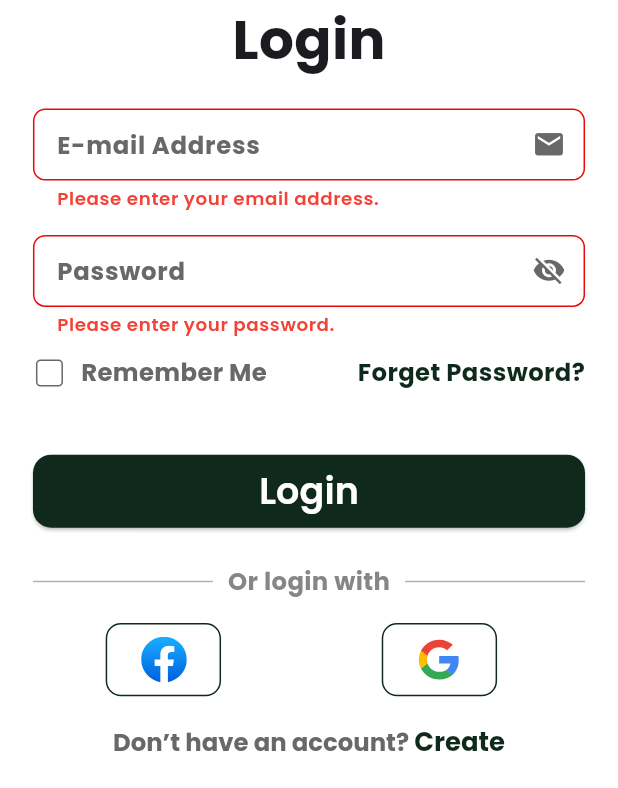
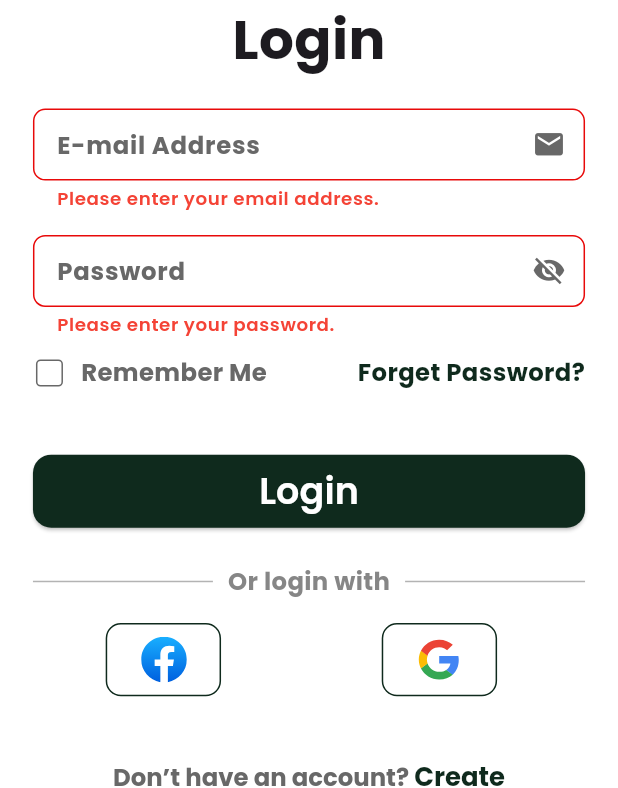
Before and after one commit to mohamedqandill/TradeHub, a Flutter app: the screen it shows after launch, after a tap on "Skip", after a tap on "Login", on a phone screen of 412 x 824 dp, the part 448-1236 px from its top. Run offline on Flutter 3.47's test engine with Material 3 defaults, Android fonts, the phone set to English and light mode, and no system bars; our stand-ins replace bloc, device_preview, dio, easy_localization, firebase_auth, firebase_core and 15 more; missing offline and left inert: animated_snack_bar, flutter_facebook_auth; accounts and stored records are empty; generated files the repository leaves out were written again; network calls fail.

Commit message:
fix: update screen transition and notifications ui

```diff
--- /dev/null
+++ b/lib/core/extensions/screen_route_transition.dart
@@ -0,0 +1,100 @@
+import 'package:flutter/material.dart';
+
+enum TransitionType {
+  fade,
+  slideRight,
+  slideLeft,
+  slideUp,
+  slideDown,
+  scale,
+  rotation,
+  size,
+  combined, // fade + slide
+}
+
+extension PageTransitions on Widget {
+  PageRouteBuilder customRoute({
+    RouteSettings? settings,
+    Duration duration = const Duration(milliseconds: 400),
+    TransitionType type = TransitionType.fade,
+  }) {
+    return PageRouteBuilder(
+      settings: settings,
+      pageBuilder: (context, animation, secondaryAnimation) => this,
+      transitionDuration: duration,
+      transitionsBuilder: (context, animation, secondaryAnimation, child) {
+        final curve =
+            CurvedAnimation(parent: animation, curve: Curves.easeInOut);
+
+        switch (type) {
+          case TransitionType.fade:
+            return FadeTransition(opacity: curve, child: child);
+
+          case TransitionType.slideRight:
+            return SlideTransition(
+              position:
+                  Tween<Offset>(begin: const Offset(1, 0), end: Offset.zero)
+                      .animate(curve),
+              child: child,
+            );
+
+          case TransitionType.slideLeft:
+            return SlideTransition(
+              position:
+                  Tween<Offset>(begin: const Offset(-1, 0), end: Offset.zero)
+                      .animate(curve),
+              child: child,
+            );
+
+          case TransitionType.slideUp:
+            return SlideTransition(
+              position:
+                  Tween<Offset>(begin: const Offset(0, 1), end: Offset.zero)
+                      .animate(curve),
+              child: child,
+            );
+
+          case TransitionType.slideDown:
+            return SlideTransition(
+              position:
+                  Tween<Offset>(begin: const Offset(0, -1), end: Offset.zero)
+                      .animate(curve),
+              child: child,
+            );
+
+          case TransitionType.scale:
+            return ScaleTransition(
+              scale: Tween<double>(begin: 0.8, end: 1.0).animate(curve),
+              child: child,
+            );
+
+          case TransitionType.rotation:
+            return RotationTransition(
+              turns: Tween<double>(begin: 0.5, end: 1.0).animate(curve),
+              child: child,
+            );
+
+          case TransitionType.size:
+            return Align(
+              child: SizeTransition(
+                sizeFactor: curve,
+                axis: Axis.vertical,
+                child: child,
+              ),
+            );
+
+          case TransitionType.combined:
+            return FadeTransition(
+              opacity: curve,
+              child: SlideTransition(
+                position:
+                    Tween<Offset>(begin: const Offset(0, 1), end: Offset.zero)
+                        .animate(curve),
+                child: child,
+              ),
+            );
+        }
+      },
+    );
+  }
+}
--- a/lib/core/routes/app_routes.dart
+++ b/lib/core/routes/app_routes.dart
@@ -1,61 +1,72 @@
 import 'package:flutter/material.dart';
+import 'package:tradehub/core/extensions/screen_route_transition.dart';
 import 'package:tradehub/core/routes/routes.dart';
 
-import '../../features//onBoarding/view/on_boarding_view.dart';
 import '../../features/authentication/presentation/forget password/view/forget_password_screen.dart';
 import '../../features/authentication/presentation/login/view/login_screen.dart';
 import '../../features/authentication/presentation/new password/view/new_password_screen.dart';
 import '../../features/authentication/presentation/register/view/register_screen.dart';
 import '../../features/authentication/presentation/verify email/view/verify_email_screen.dart';
+import '../../features/onBoarding/view/on_boarding_view.dart';
 import '../../features/splash/splash_screen.dart';
 
 abstract class AppRoutes {
   static Route<dynamic> getRoutes(RouteSettings settings) {
     switch (settings.name) {
+      // OnBoarding → SlideRight
       case Routes.onBoarding:
-        return MaterialPageRoute(
-          builder: (context) => const OnBoardingView(),
+        return const OnBoardingView().customRoute(
+          settings: settings,
+          type: TransitionType.slideRight,
         );
+
+      // Splash → Fade
       case Routes.splash:
-        return MaterialPageRoute(
-          builder: (context) => const SplashScreen(),
+        return const SplashScreen().customRoute(
+          settings: settings,
+          type: TransitionType.fade,
         );
+
+      // Login → Fade
       case Routes.login:
-        return MaterialPageRoute(
-          builder: (context) => const LoginScreen(),
+        return const LoginScreen().customRoute(
+          settings: settings,
+          type: TransitionType.fade,
         );
+
+      // Register → SlideLeft
       case Routes.signUp:
-        return MaterialPageRoute(
-          builder: (context) => const RegisterScreen(),
+        return const RegisterScreen().customRoute(
+          settings: settings,
+          type: TransitionType.slideLeft,
         );
+
+      // Forget Password → Fade
       case Routes.forgetPassword:
-        return MaterialPageRoute(
-          builder: (context) => const ForgetPasswordScreen(),
+        return const ForgetPasswordScreen().customRoute(
+          settings: settings,
+          type: TransitionType.fade,
         );
+
+      // Verify Email → SlideUp
       case Routes.verifyEmail:
-        return MaterialPageRoute(
+        return const VerifyEmailScreen().customRoute(
           settings: settings,
-          builder: (context) => const VerifyEmailScreen(),
+          type: TransitionType.fade,
         );
+
+      // New Password → SlideUp
       case Routes.newPassword:
-        return MaterialPageRoute(
+        return const NewPasswordScreen().customRoute(
           settings: settings,
-          builder: (context) => const NewPasswordScreen(),
+          type: TransitionType.fade,
         );
+
+      // Default → Undefined
       default:
         return MaterialPageRoute(
           builder: (context) => const UnDefined(),
         );
-      // case Routes.login:
-      //   return MaterialPageRoute(builder: (context) => ,);
-      // case Routes.signUp:
-      //   return MaterialPageRoute(builder: (context) => ,);
-      // case Routes.successfulNewPassword:
-      //   return MaterialPageRoute(builder: (context) => ,);
-      // case Routes.verifyEmail:
-      //   return MaterialPageRoute(builder: (context) => ,);
-      // case Routes.forgetPassword:
-      //   return MaterialPageRoute(builder: (context) => ,);
     }
   }
 }
@@ -65,6 +76,8 @@ class UnDefined extends StatelessWidget {
 
   @override
   Widget build(BuildContext context) {
-    return const Placeholder();
+    return const Scaffold(
+      body: Center(child: Text("Route Not Defined")),
+    );
   }
 }
--- a/lib/features/authentication/presentation/forget password/bloc/forget_password_bloc.dart
+++ b/lib/features/authentication/presentation/forget password/bloc/forget_password_bloc.dart
@@ -15,15 +15,14 @@ part 'forget_password_state.dart';
 class ForgetPasswordBloc
     extends Bloc<ForgetPasswordEvent, ForgetPasswordState> {
   final SendOTPUseCase _sendOTPUseCase;
-  final TextEditingController? email = TextEditingController();
+  final TextEditingController email = TextEditingController();
   final formKey = GlobalKey<FormState>();
 
   ForgetPasswordBloc(this._sendOTPUseCase)
       : super(const ForgetPasswordState.initial()) {
     on<SendOTP>((event, emit) async {
       emit(state.copyWith(forgetPasswordState: RequestStates.loading));
-      var result =
-          await _sendOTPUseCase.call(email: email?.text ?? event.email!);
+      var result = await _sendOTPUseCase.call(email: event.email ?? email.text);
       switch (result) {
         case Success():
           emit(state.copyWith(
--- a/lib/features/authentication/presentation/login/view/widgets/login_view_body.dart
+++ b/lib/features/authentication/presentation/login/view/widgets/login_view_body.dart
@@ -79,7 +79,8 @@ class _LoginViewBodyState extends State<LoginViewBody> {
         child: BlocBuilder<LoginBloc, LoginState>(
           builder: (context, state) {
             var bloc = BlocProvider.of<LoginBloc>(context);
-            return Form(
+            return SingleChildScrollView(
+              child: Form(
                 key: bloc.formKey,
                 child: AutofillGroup(
                   child: Column(
@@ -148,9 +149,11 @@ class _LoginViewBodyState extends State<LoginViewBody> {
                                   child: Checkbox(
                                     visualDensity:
                                         const VisualDensity(horizontal: -4),
-                                  side: const BorderSide(color: AppColors.grey),
+                                    side:
+                                        const BorderSide(color: AppColors.grey),
                                     shape: RoundedRectangleBorder(
-                                      borderRadius: BorderRadius.circular(3.r)),
+                                        borderRadius:
+                                            BorderRadius.circular(3.r)),
                                     value: bloc.isRememberMe,
                                     checkColor: AppColors.white,
                                     activeColor: context.mainColor,
@@ -175,8 +178,8 @@ class _LoginViewBodyState extends State<LoginViewBody> {
                                       context, Routes.forgetPassword),
                                   child: Text(
                                     LocaleKeys.forgetPassword.tr(),
-                                  style:
-                                      base.theme.textTheme.bodyMedium!.copyWith(
+                                    style: base.theme.textTheme.bodyMedium!
+                                        .copyWith(
                                       color: context.mainColor,
                                     ),
                                   ),
@@ -210,7 +213,8 @@ class _LoginViewBodyState extends State<LoginViewBody> {
                                       .copyWith(
                                           color: context.isDarkMode
                                               ? AppColors.white
-                                            : AppColors.grey.withOpacity(0.8)),
+                                              : AppColors.grey
+                                                  .withOpacity(0.8)),
                                 ),
                                 const CustomHorizontalDivider(
                                   indent: 10,
@@ -239,7 +243,8 @@ class _LoginViewBodyState extends State<LoginViewBody> {
                                           }
                                         },
                                         child: Padding(
-                                        padding: EdgeInsets.only(right: 10.sp),
+                                          padding:
+                                              EdgeInsets.only(right: 10.sp),
                                           child: CustomSocialContainer(
                                             icon: socialIcons[index],
                                           ),
@@ -253,7 +258,10 @@ class _LoginViewBodyState extends State<LoginViewBody> {
                           ],
                         ),
                       ),
-                    const Spacer(),
+                      //
+                      SizedBox(
+                        height: 40.h,
+                      ),
                       Center(
                           child: CustomRichText(
                         onTap: () {
@@ -262,8 +270,8 @@ class _LoginViewBodyState extends State<LoginViewBody> {
                         firstText: LocaleKeys.dontHaveAccount.tr(),
                         secondText: LocaleKeys.create.tr(),
                       )),
-                    const Spacer()
                     ],
+                  ),
                 ),
               ),
             );
--- a/lib/features/authentication/presentation/new password/bloc/new_password_bloc.dart
+++ b/lib/features/authentication/presentation/new password/bloc/new_password_bloc.dart
@@ -18,6 +18,7 @@ class NewPasswordBloc extends Bloc<NewPasswordEvent, NewPasswordState> {
   final NewPasswordUseCase _newPasswordUseCase;
   late String userEmail;
   late String code;
+  bool isVisible = false;
   final newPassword = TextEditingController();
   final formKey = GlobalKey<FormState>();
 
--- a/lib/features/splash/splash_screen.dart
+++ b/lib/features/splash/splash_screen.dart
@@ -41,10 +41,10 @@ class _SplashScreenState extends State<SplashScreen>
           const Spacer(),
           AnimatedScale(
             scale: _opacity,
-            duration: const Duration(seconds: 1),
+            duration: const Duration(milliseconds: 500),
             curve: Curves.easeOutBack,
             child: AnimatedOpacity(
-              duration: const Duration(seconds: 1),
+              duration: const Duration(milliseconds: 500),
               opacity: _opacity,
               child: SvgPicture.asset(context.isDarkMode
                   ? AppAssets.darkSplash
--- a/pubspec.yaml
+++ b/pubspec.yaml
@@ -60,7 +60,8 @@ dependencies:
   google_sign_in:
   firebase_auth:
   flutter_facebook_auth:
-  flutter_secure_storage: ^4.2.1
+  flutter_secure_storage: ^9.2.2
+  animated_snack_bar:
 
 
 dev_dependencies:
```
Also changed, not shown: lib/core/functions/show_snakbar.dart (+27 -39 lines), lib/features/authentication/presentation/new password/view/widgets/new_password_view_body.dart (+21 -2 lines), lib/features/authentication/presentation/register/view/widgets/register_view_body.dart (+6 -2 lines), pubspec.lock, 2 other files. Lines whose indentation alone changed are shown as unchanged.
